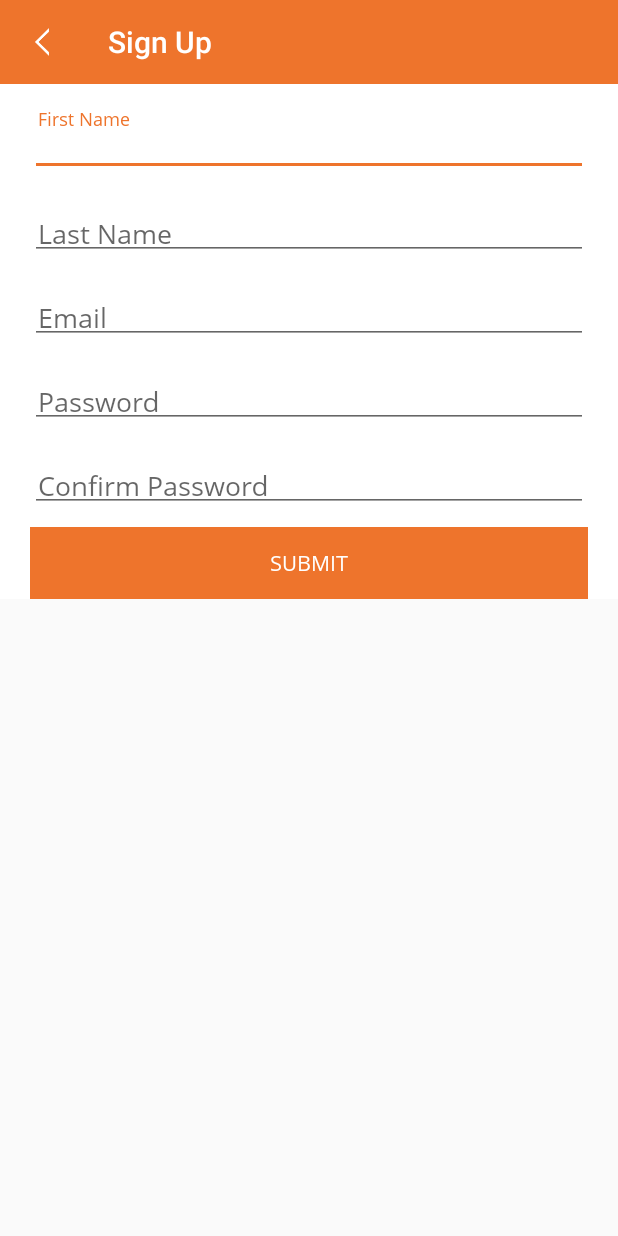
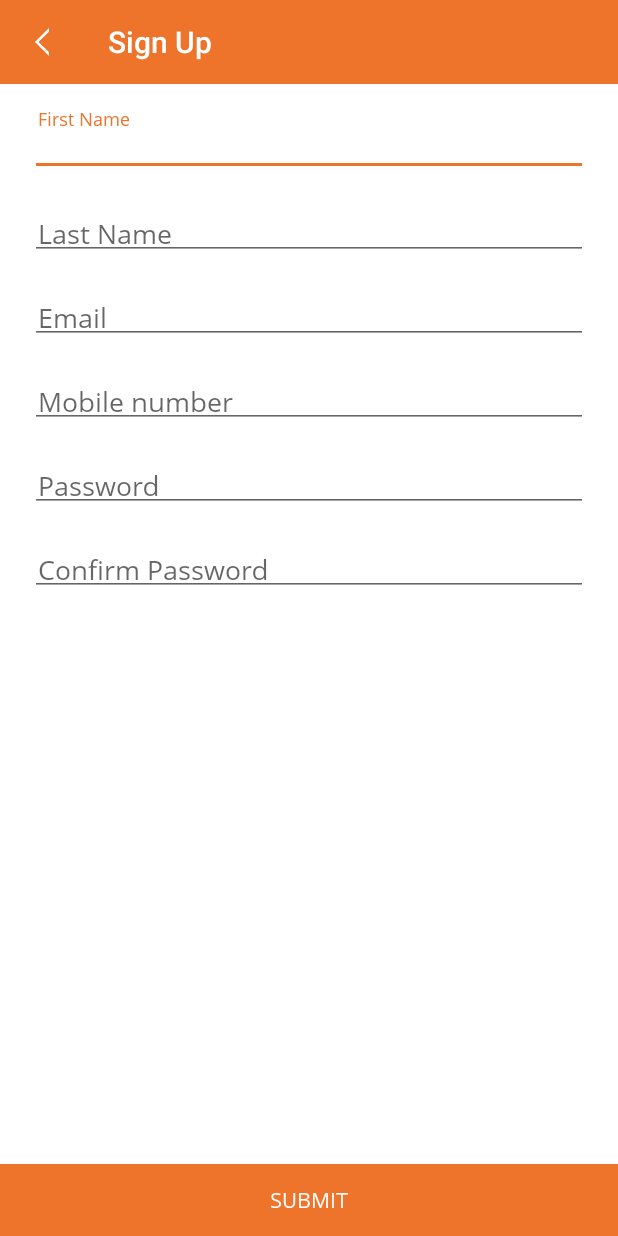
Before and after one commit to Mohit001/Shopebazardroid, an Android app: the RegistrationActivity screen opened directly, with no data from a screen before it, on a phone screen of 412 x 824 dp. Run offline under Robolectric (Android 15) with nearby library versions, the phone set to English and light mode, and no system bars.

Commit message:
- update left menu display user name  - fix registration success crash  - fix app crash on share click(hide share option for now : need to discuss)  - redirect already login user to dashboard directly

```diff
--- a/app/src/main/java/com/mohit/shopebazardroid/activity/BaseActivity.java
+++ b/app/src/main/java/com/mohit/shopebazardroid/activity/BaseActivity.java
@@ -66,8 +66,7 @@ public class BaseActivity extends AppCompatActivity {
 
                 if(className.equalsIgnoreCase(ProductDetailActivity.class.getSimpleName())){
                     MenuItem shareItem = menu.findItem(R.id.action_share);
-                    shareItem.setVisible(true);
-
+                    shareItem.setVisible(false);
                 }
 
                 MenuItem item = menu.findItem(R.id.action_search);
--- a/app/src/main/java/com/mohit/shopebazardroid/activity/login_registration/LoginActivity.java
+++ b/app/src/main/java/com/mohit/shopebazardroid/activity/login_registration/LoginActivity.java
@@ -30,6 +30,7 @@ import com.mohit.shopebazardroid.activity.Main.NavigationDrawerActivity;
 import com.mohit.shopebazardroid.gcm.QuickstartPreferences;
 import com.mohit.shopebazardroid.listener.ApiResponse;
 import com.mohit.shopebazardroid.models.Person;
+import com.mohit.shopebazardroid.models.Profile;
 import com.mohit.shopebazardroid.models.basemodel.BaseResponse;
 import com.mohit.shopebazardroid.network.HTTPWebRequest;
 import com.mohit.shopebazardroid.utility.AppConstants;
@@ -113,6 +114,7 @@ public class LoginActivity extends BaseActivity implements View.OnClickListener,
                     MyApplication.preferencePutBooleanRemember(AppConstants.SharedPreferenceKeys.IS_REMEMBER_ME, true);
                     MyApplication.preferencePutStringRemember(AppConstants.SharedPreferenceKeys.EMAIL_Address, emailEditText.getEditText().getText().toString().trim());
                     MyApplication.preferencePutStringRemember(AppConstants.SharedPreferenceKeys.PASSWORD, passwordEditText.getEditText().getText().toString().trim());
+
                 } else {
                     MyApplication.preferencePutBooleanRemember(AppConstants.SharedPreferenceKeys.IS_REMEMBER_ME, false);
                 }
@@ -225,6 +227,10 @@ public class LoginActivity extends BaseActivity implements View.OnClickListener,
                     Toast.makeText(mContext, baseResponse.getMessage(), Toast.LENGTH_SHORT).show();
                     if(baseResponse.getStatus() == 1){
                         MyApplication.preferencePutString(AppConstants.SharedPreferenceKeys.USER_ID, String.valueOf(baseResponse.getInfo().getUser_id()));
+                        Profile profile = baseResponse.getInfo().getProfile();
+                        String fullname = profile.getFname() + " "+ profile.getLname();
+                        MyApplication.preferencePutString(AppConstants.SharedPreferenceKeys.NAME, fullname);
+
                         setUserLoggedIn();
                         startActivity(new Intent(this, NavigationDrawerActivity.class));
 
--- a/app/src/main/java/com/mohit/shopebazardroid/activity/login_registration/SplashActivity.java
+++ b/app/src/main/java/com/mohit/shopebazardroid/activity/login_registration/SplashActivity.java
@@ -5,6 +5,7 @@ import android.content.Intent;
 import android.graphics.Typeface;
 import android.os.Bundle;
 import android.os.Handler;
+import android.text.TextUtils;
 
 import com.google.gson.Gson;
 import com.google.gson.GsonBuilder;
@@ -87,7 +88,10 @@ public class SplashActivity extends BaseActivity implements ApiResponse {
 //
 //                }else {
                 Intent intent;
-                if(getIs_login_compulsory()){
+                String userid = getUserid();
+                if(getIs_login_compulsory()
+                        && TextUtils.isEmpty(userid)
+                        && userid.equalsIgnoreCase("0")){
                     intent = new Intent(context, LoginActivity.class);
                 } else{
                     intent = new Intent(context, NavigationDrawerActivity.class); // for guest login
--- a/app/src/main/java/com/mohit/shopebazardroid/adapter/CartAdapter.java
+++ b/app/src/main/java/com/mohit/shopebazardroid/adapter/CartAdapter.java
@@ -113,7 +113,6 @@ public class CartAdapter extends RecyclerView.Adapter<CartAdapter.RecyclerViewHo
                 subtotal.setVisibility(View.GONE);
                 cart_product_subtotal_ll.setVisibility(View.GONE);
             }
-
 
         }
     }
--- a/app/src/main/res/layout/activity_registration.xml
+++ b/app/src/main/res/layout/activity_registration.xml
@@ -31,11 +31,28 @@
 
     </android.support.v7.widget.Toolbar>
 
+    <RelativeLayout
+        android:layout_below="@+id/toolbar_detail"
+        android:layout_width="match_parent"
+        android:layout_height="match_parent"
+        android:background="@color/white">
+
+        <android.support.v7.widget.AppCompatButton
+            android:layout_alignParentBottom="true"
+            android:id="@+id/submit_btn"
+            android:layout_width="match_parent"
+            android:layout_height="wrap_content"
+            android:layout_marginTop="@dimen/margin_10"
+            android:text="@string/lbl_submit"
+            android:textAllCaps="true"
+            android:background="@color/colorPrimary"
+            android:textColor="@color/white" />
+
         <ScrollView
             android:layout_width="match_parent"
             android:layout_height="wrap_content"
-        android:layout_below="@+id/toolbar_detail"
-        android:background="@color/white">
+            android:layout_above="@id/submit_btn"
+            android:layout_alignParentTop="true">
 
             <LinearLayout
                 android:layout_width="match_parent"
@@ -101,6 +118,29 @@
                 </android.support.design.widget.TextInputLayout>
 
                 <android.support.design.widget.TextInputLayout
+                    android:id="@+id/mobile_inputlayout_txt"
+                    android:layout_width="match_parent"
+                    android:layout_height="wrap_content"
+                    android:layout_marginTop="@dimen/margin_10">
+
+                    <android.support.v7.widget.AppCompatEditText
+                        android:id="@+id/mobile_txt"
+                        android:layout_width="match_parent"
+                        android:layout_height="wrap_content"
+                        android:layout_marginTop="16dp"
+                        android:hint="@string/hint_mobile"
+                        android:inputType="number"
+                        android:padding="@dimen/margin_5"
+                        android:lines="1"
+                        android:maxLength="10"
+                        android:text=""
+                        android:textColor="@android:color/black" />
+
+                </android.support.design.widget.TextInputLayout>
+
+
+
+                <android.support.design.widget.TextInputLayout
                     android:id="@+id/password_inputlayout_txt"
                     android:layout_width="match_parent"
                     android:layout_height="wrap_content"
@@ -144,19 +184,11 @@
                 </android.support.design.widget.TextInputLayout>
 
 
-            <android.support.v7.widget.AppCompatButton
-                android:id="@+id/submit_btn"
-                android:layout_width="match_parent"
-                android:layout_height="wrap_content"
-                android:layout_marginTop="@dimen/margin_10"
-                android:text="@string/lbl_submit"
-                android:textAllCaps="true"
-                android:background="@color/colorPrimary"
-                android:textColor="@color/white" />
-
             </LinearLayout>
 
 
         </ScrollView>
+    </RelativeLayout>
+
 
 </RelativeLayout>
--- a/app/src/main/res/values/strings.xml
+++ b/app/src/main/res/values/strings.xml
@@ -17,6 +17,7 @@
     <string name="empty_lastname">Please enter lastname</string>
     <string name="empty_middlename">Please enter middlename</string>
     <string name="empty_email">Please enter valid email id</string>
+    <string name="invalid_mobile">Please enter valid mobile number</string>
     <string name="empty_password">Please enter password</string>
     <string name="empty_password_conf">Please enter confirm password</string>
     <string name="host_not_reachable">Host Server not reachable. Please try later.</string>
@@ -30,6 +31,7 @@
 
     <!--hint messages-->
     <string name="hint_email">Email</string>
+    <string name="hint_mobile">Mobile number</string>
     <string name="hint_firstname">First Name</string>
     <string name="hint_middlename">Middle Name</string>
     <string name="hint_lastname">Last Name</string>
```
Also changed, not shown: app/src/main/java/com/mohit/shopebazardroid/activity/Main/NavigationDrawerActivity.java (+4 -3 lines), app/src/main/java/com/mohit/shopebazardroid/activity/login_registration/RegistrationActivity.java (+25 -17 lines), 1 other file. Lines whose indentation alone changed are shown as unchanged.
